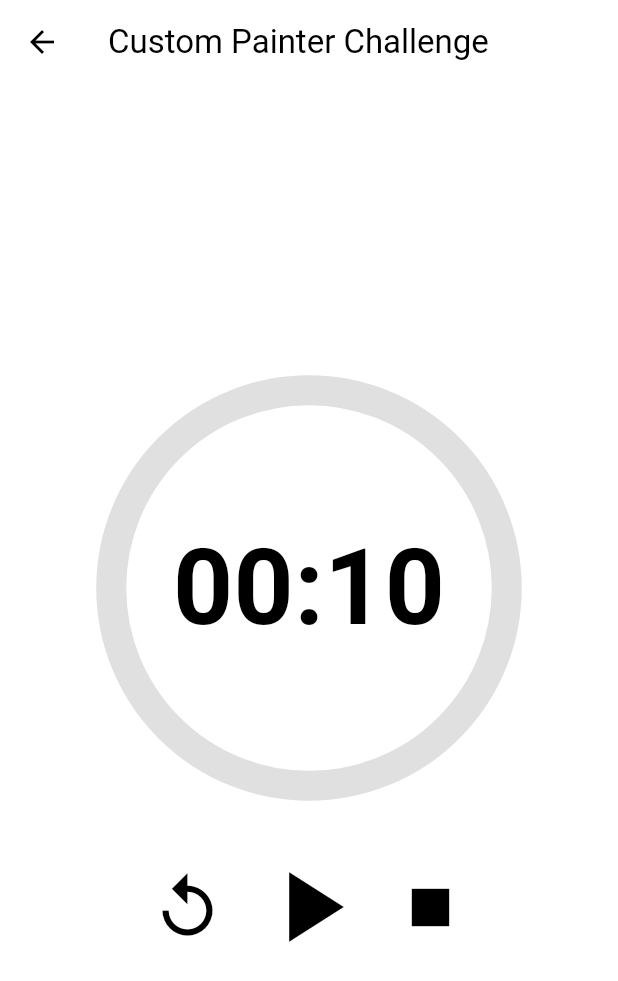
After one commit to hyejj19/flutter_animations_masterclass, a Flutter app: the CustomPainterChallengeScreen screen opened directly, after a tap on the "replay" icon, on a phone screen of 412 x 824 dp. The commit adds this screen. Shown: the top 981 px of the screen. Run offline on Flutter 3.47's test engine with Material 3 defaults, Android fonts, the phone set to English and light mode, and no system bars.

Commit message:
feat: custom painter challenge

```diff
--- /dev/null
+++ b/lib/screens/custom_painter_challenge.dart
@@ -0,0 +1,201 @@
+import 'dart:async';
+import 'dart:math';
+import 'package:flutter/material.dart';
+
+class CustomPainterChallengeScreen extends StatefulWidget {
+  const CustomPainterChallengeScreen({super.key});
+
+  @override
+  State<CustomPainterChallengeScreen> createState() =>
+      _CustomPainterChallengeScreenState();
+}
+
+class _CustomPainterChallengeScreenState
+    extends State<CustomPainterChallengeScreen>
+    with SingleTickerProviderStateMixin {
+  Timer? timer; // 타이머 객체
+  static const int initSec = 10; // 초기 타이머 시간 (10초)
+  int sec = initSec; // 현재 남은 시간
+  bool isRunning = false; // 타이머 실행 여부
+  bool isStop = false; // 타이머가 멈췄는지 여부
+
+  late AnimationController _animationController;
+  late Animation<double> _progress;
+
+  /// 애니메이션 컨트롤러를 재생성하여 시간을 초기화하는 함수
+  void _updateAnimationController() {
+    _animationController.dispose(); // 기존 컨트롤러 해제
+    _animationController = AnimationController(
+      vsync: this,
+      duration: Duration(seconds: sec), // 남은 시간 기준으로 설정
+    );
+    _progress = Tween(begin: 0.0, end: 1.0).animate(_animationController);
+  }
+
+  /// 타이머 시작
+  void _onPlay() {
+    if (isStop) {
+      sec = initSec; // 타이머가 멈춘 상태에서 다시 시작하면 초기화
+      _updateAnimationController();
+    }
+
+    timer = Timer.periodic(Duration(seconds: 1), onTick); // 매 초마다 onTick 실행
+    _animationController.forward(from: 0); // 애니메이션 시작
+    isRunning = true;
+    isStop = false;
+    setState(() {});
+  }
+
+  /// 1초마다 실행되는 타이머 콜백
+  void onTick(Timer? timer) {
+    sec -= 1; // 1초 감소
+    if (sec == 0) {
+      timer?.cancel(); // 0초가 되면 타이머 정지
+      _onStop();
+    }
+    setState(() {});
+  }
+
+  /// 타이머 일시 정지
+  void _onPause() {
+    timer?.cancel(); // 타이머 중지
+    isRunning = false;
+    isStop = false;
+    _animationController.stop(); // 애니메이션 정지
+    setState(() {});
+  }
+
+  /// 타이머 정지
+  void _onStop() {
+    timer?.cancel(); // 타이머 중지
+    isRunning = false;
+    isStop = true;
+    _animationController.stop(); // 애니메이션 정지
+    setState(() {});
+  }
+
+  /// 타이머 초기화
+  void _onReset() {
+    timer?.cancel(); // 타이머 중지
+    sec = initSec; // 시간 초기화
+    _updateAnimationController(); // 애니메이션 컨트롤러 재설정
+    isRunning = false;
+    isStop = false;
+    _animationController.value = 0; // 애니메이션 초기화
+    _animationController.stop();
+    setState(() {});
+  }
+
+  @override
+  void initState() {
+    super.initState();
+    _animationController = AnimationController(
+      vsync: this,
+      duration: Duration(seconds: sec),
+    );
+    _progress = Tween(begin: 0.0, end: 1.0).animate(_animationController);
+  }
+
+  @override
+  void dispose() {
+    _animationController.dispose();
+    timer?.cancel();
+    super.dispose();
+  }
+
+  @override
+  Widget build(BuildContext context) {
+    final size = MediaQuery.of(context).size;
+
+    return Scaffold(
+      appBar: AppBar(title: Text("Custom Painter Challenge")),
+      body: Center(
+        child: Column(
+          mainAxisAlignment: MainAxisAlignment.center,
+          children: [
+            Stack(
+              alignment: Alignment.center,
+              children: [
+                // 타이머 진행 상황을 표시하는 CustomPaint
+                AnimatedBuilder(
+                  animation: _progress,
+                  builder: (context, child) {
+                    return CustomPaint(
+                      painter: TimerPainter(progress: _progress.value),
+                      size: Size(size.width * 0.8, size.width * 0.8),
+                    );
+                  },
+                ),
+                // 타이머 남은 시간 표시
+                Text(
+                  "${(sec ~/ 60).toString().padLeft(2, '0')}:${(sec % 60).toString().padLeft(2, '0')}",
+                  style: TextStyle(fontSize: 70, fontWeight: FontWeight.w700),
+                ),
+              ],
+            ),
+            Row(
+              mainAxisAlignment: MainAxisAlignment.center,
+              children: [
+                IconButton(
+                  iconSize: 50,
+                  onPressed: _onReset, // 타이머 초기화
+                  icon: Icon(Icons.replay),
+                ),
+                IconButton(
+                  iconSize: 80,
+                  onPressed: !isRunning ? _onPlay : _onPause, // 시작/일시정지
+                  icon: Icon(!isRunning ? Icons.play_arrow : Icons.pause),
+                ),
+                IconButton(
+                  iconSize: 50,
+                  onPressed: _onStop, // 정지
+                  icon: Icon(Icons.stop),
+                ),
+              ],
+            ),
+          ],
+        ),
+      ),
+    );
+  }
+}
+
+// 타이머 진행 상황을 그림으로 표시하는 CustomPainter
+class TimerPainter extends CustomPainter {
+  final double progress;
+  TimerPainter({required this.progress});
+
+  @override
+  void paint(Canvas canvas, Size size) {
+    final center = Offset(size.width / 2, size.height / 2);
+    final radius = size.width / 2 * 0.8;
+
+    // 배경 원
+    final backgroundCircle = Paint()
+      ..color = Colors.grey.shade300
+      ..style = PaintingStyle.stroke
+      ..strokeWidth = 20;
+
+    // 진행 원호 (프로그레스 바)
+    final progressArc = Paint()
+      ..color = Colors.redAccent
+      ..style = PaintingStyle.stroke
+      ..strokeWidth = 20
+      ..strokeCap = StrokeCap.round;
+
+    // 배경 원 그림
+    canvas.drawCircle(center, radius, backgroundCircle);
+
+    // 진행률을 나타내는 원호 그림
+    canvas.drawArc(
+      Rect.fromCircle(center: center, radius: radius),
+      -pi / 2, // 12시 방향에서 시작
+      progress * 2 * pi, // 진행률에 따라 각도 조정
+      false,
+      progressArc,
+    );
+  }
+
+  @override
+  bool shouldRepaint(TimerPainter oldDelegate) => true;
+}
```
Also changed, not shown: lib/screens/menu_screen.dart (+10 -0 lines).
